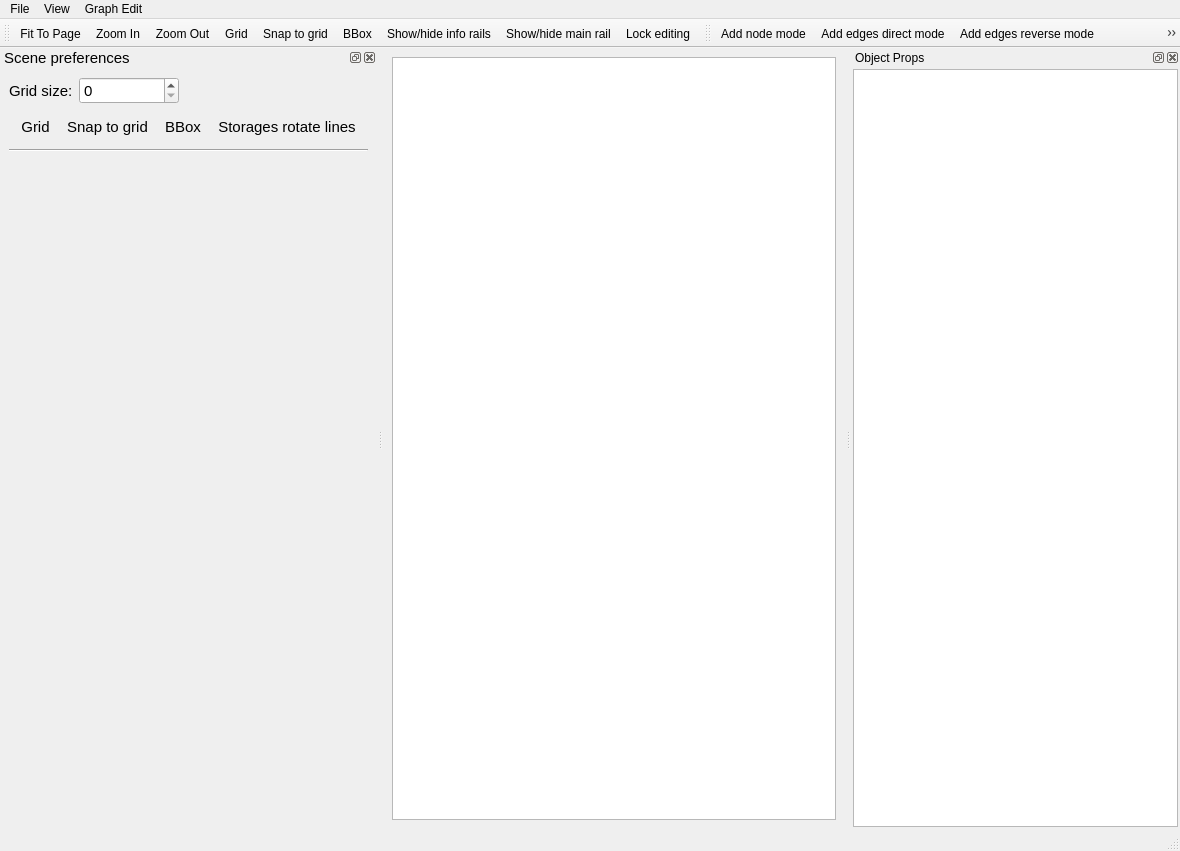
First picture: the form in Lib/StorageViewer/ViewerWindow.ui, repository break11/AutoStorage, before the edit.
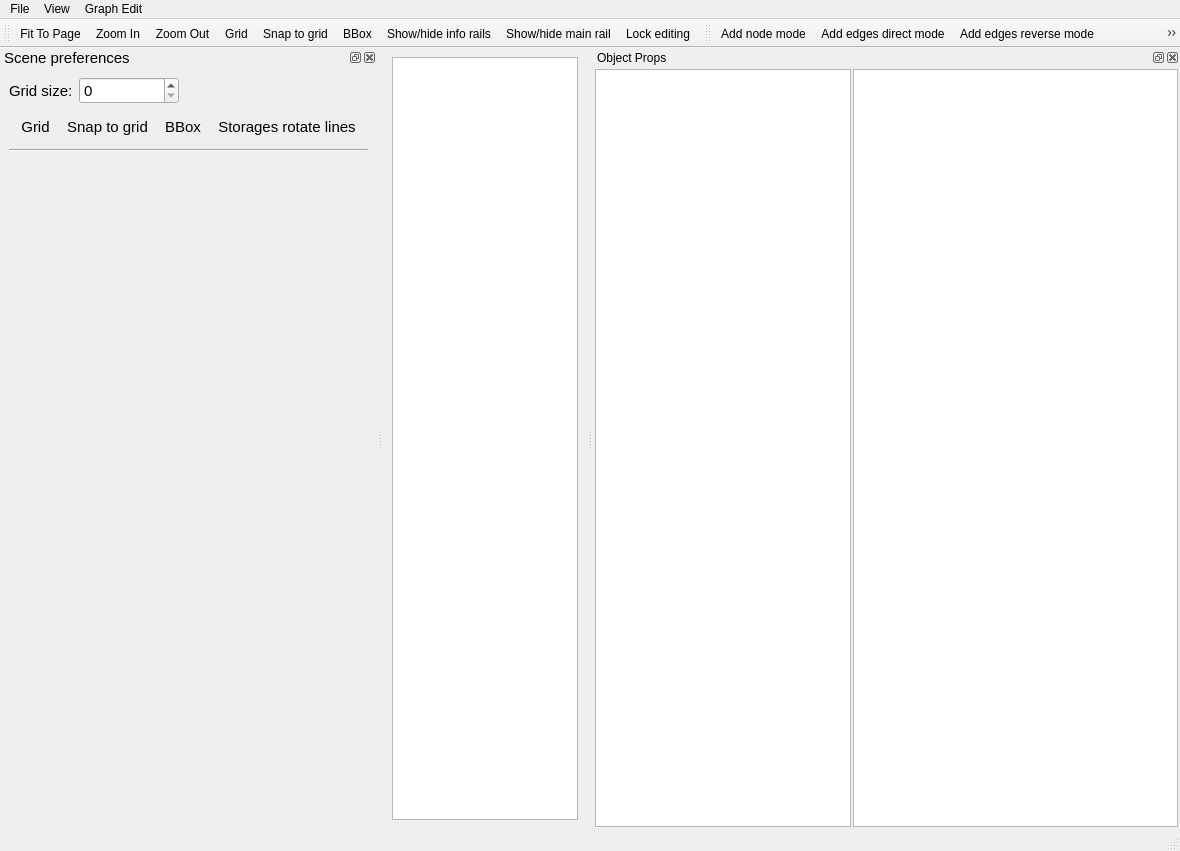
Second picture: the form after the edit. Icons and pictures are not drawn.

Patch:
```diff
--- a/Lib/StorageViewer/ViewerWindow.ui
+++ b/Lib/StorageViewer/ViewerWindow.ui
@@ -172,6 +172,9 @@
      <property name="bottomMargin">
       <number>2</number>
      </property>
+     <item>
+      <widget class="QTableView" name="tvObjProps"/>
+     </item>
      <item>
       <widget class="QTableView" name="tvObjectProps">
        <property name="minimumSize">
```
